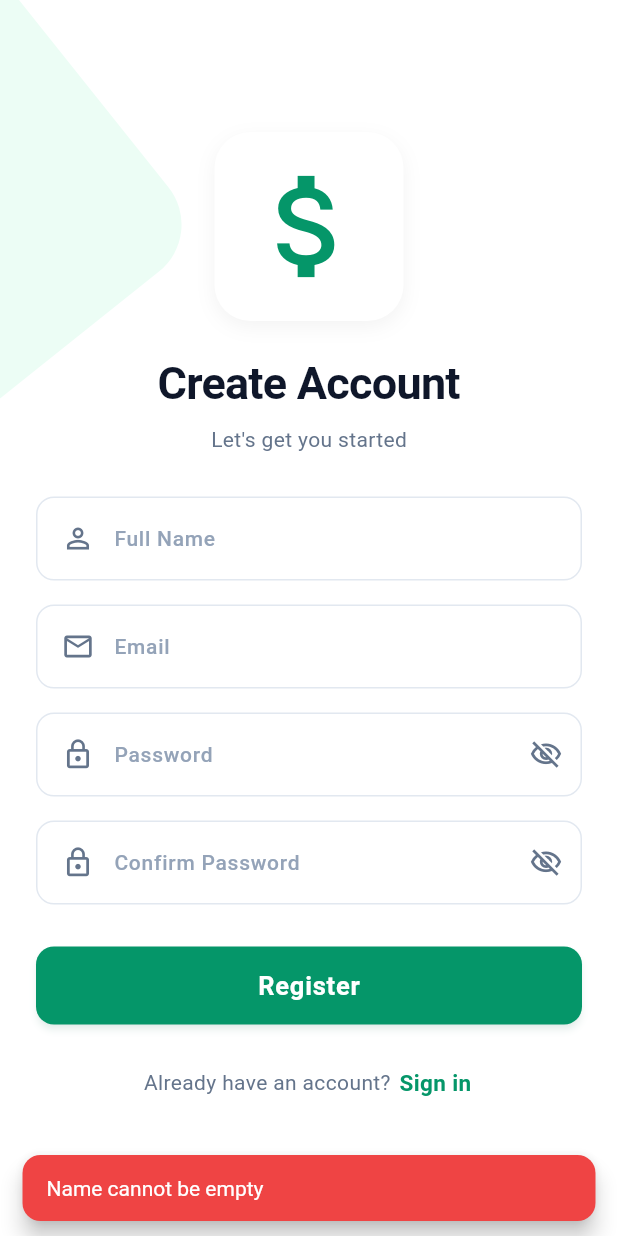
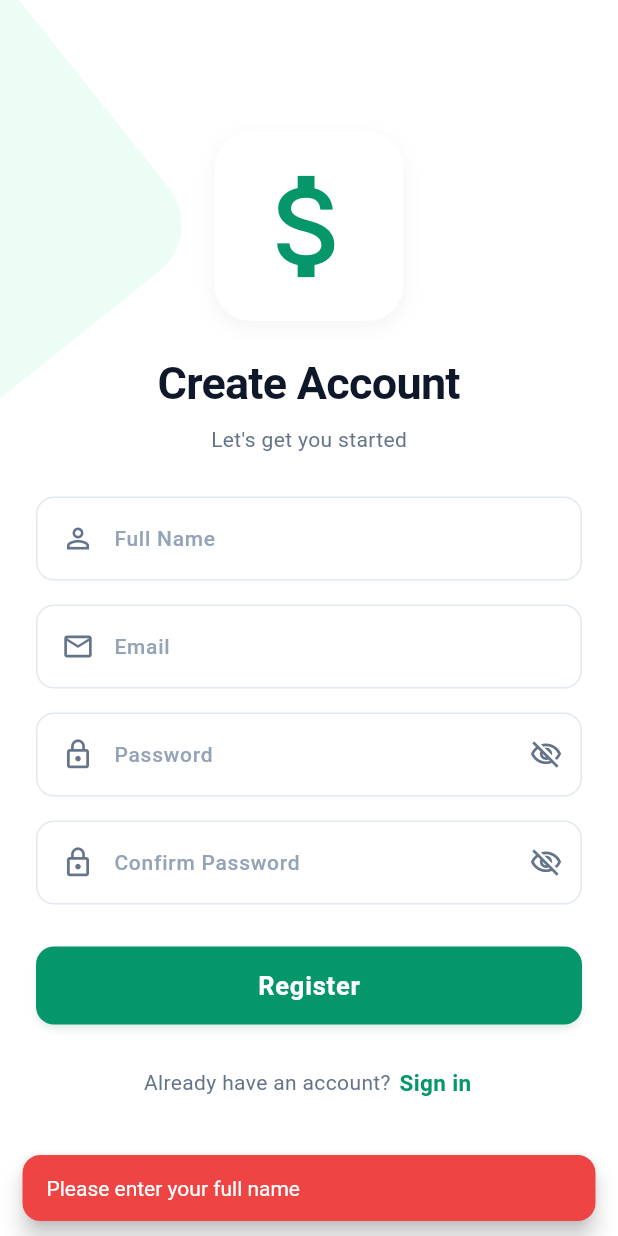
Before and after one commit to Naman-Punamiya/Tracklet-SaveBuddy, a Flutter app: the screen it shows after launch, after a tap on "Create one", after a tap on "Register", on a phone screen of 412 x 824 dp. Run offline on Flutter 3.47's test engine with Material 3 defaults, Android fonts, the phone set to English and light mode, and no system bars; our stand-ins replace connectivity_plus, fl_chart, shared_preferences, sqflite; accounts and stored records are empty; network calls fail.

Commit message:
final QA passed release candidate

```diff
--- a/expense_tracker/lib/main.dart
+++ b/expense_tracker/lib/main.dart
@@ -17,6 +17,15 @@ void main() async {
   bool isLoggedIn = prefs.getBool("isLoggedIn") ?? false;
   String email = prefs.getString("email") ?? "";
   String password = prefs.getString("password") ?? "";
+  int? storedUserId = prefs.getInt("userId");
+
+  // Validate session integrity: if userId is invalid/missing, require login
+  if (isLoggedIn && (storedUserId == null || storedUserId <= 0 || email.isEmpty)) {
+    isLoggedIn = false;
+    storedUserId = null;
+  }
+
+  int userId = storedUserId ?? 0;
 
   String savedTheme = prefs.getString("user_theme") ?? "System Default";
   if (savedTheme == "Light") {
@@ -30,18 +39,25 @@ void main() async {
   String savedCurrency = prefs.getString("user_currency") ?? "USD (\$)";
   CurrencyService.currencyNotifier.value = savedCurrency;
 
-  runApp(MyApp(isLoggedIn: isLoggedIn, email: email, password: password));
+  runApp(MyApp(
+    isLoggedIn: isLoggedIn,
+    email: email,
+    password: password,
+    userId: userId,
+  ));
 }
 
 class MyApp extends StatelessWidget {
   final bool isLoggedIn;
   final String email;
   final String password;
+  final int userId;
   const MyApp({
     super.key,
     required this.isLoggedIn,
     required this.email,
     required this.password,
+    required this.userId,
   });
 
   @override
@@ -60,6 +76,7 @@ class MyApp extends StatelessWidget {
             isLoggedIn: isLoggedIn,
             email: email,
             password: password,
+            userId: userId,
           ),
         );
       },
--- a/expense_tracker/lib/pages/Auth/register_page.dart
+++ b/expense_tracker/lib/pages/Auth/register_page.dart
@@ -13,6 +13,7 @@ import 'package:expense_tracker/core/widgets/app_loading.dart';
 import 'package:expense_tracker/custom_widgets/custom_textfield.dart';
 import 'package:expense_tracker/pages/Auth/login_page.dart';
 import 'package:expense_tracker/pages/home_page.dart';
+import 'package:expense_tracker/repositories/repository.dart';
 import 'package:flutter/material.dart';
 import 'package:http/http.dart' as http;
 import 'package:shared_preferences/shared_preferences.dart';
@@ -136,22 +137,7 @@ class _RegisterPageState extends State<RegisterPage> {
                               width: double.infinity,
                               height: AppDimensions.buttonHeight52,
                               child: ElevatedButton(
-                                onPressed: _isLoading
-                                    ? null
-                                    : () {
-                                        if (passwordController.text.trim() !=
-                                            confirmPasswordController.text.trim()) {
-                                          ScaffoldMessenger.of(context).showSnackBar(
-                                            const SnackBar(
-                                              content: Text("Passwords do not match!"),
-                                              backgroundColor: AppColors.expense,
-                                            ),
-                                          );
-                                          return;
-                                        } else {
-                                          userAuthenticated();
-                                        }
-                                      },
+                                onPressed: _isLoading ? null : userAuthenticated,
                                 style: ElevatedButton.styleFrom(
                                   backgroundColor: AppColors.primary,
                                   disabledBackgroundColor: AppColors.primary.withValues(alpha: 0.6),
@@ -226,21 +212,33 @@ class _RegisterPageState extends State<RegisterPage> {
     final name = fullNameController.text.trim();
     final email = emailController.text.trim();
     final password = passwordController.text.trim();
+    final confirmPassword = confirmPasswordController.text.trim();
 
     if (name.isEmpty) {
       ScaffoldMessenger.of(context).showSnackBar(
         const SnackBar(
-          content: Text("Name cannot be empty"),
+          content: Text("Please enter your full name"),
           backgroundColor: AppColors.expense,
         ),
       );
       return;
     }
 
+    final emailRegex = RegExp(r"^[a-zA-Z0-9._%+-]+@[a-zA-Z0-9.-]+\.[a-zA-Z]{2,}$");
     if (email.isEmpty) {
       ScaffoldMessenger.of(context).showSnackBar(
         const SnackBar(
-          content: Text("Email cannot be empty"),
+          content: Text("Please enter your email address"),
+          backgroundColor: AppColors.expense,
+        ),
+      );
+      return;
+    }
+
+    if (!emailRegex.hasMatch(email)) {
+      ScaffoldMessenger.of(context).showSnackBar(
+        const SnackBar(
+          content: Text("Please enter a valid email address (e.g. user@example.com)"),
           backgroundColor: AppColors.expense,
         ),
       );
@@ -250,7 +248,27 @@ class _RegisterPageState extends State<RegisterPage> {
     if (password.isEmpty) {
       ScaffoldMessenger.of(context).showSnackBar(
         const SnackBar(
-          content: Text("Password cannot be empty"),
+          content: Text("Please enter a password"),
+          backgroundColor: AppColors.expense,
+        ),
+      );
+      return;
+    }
+
+    if (password.length < 6) {
+      ScaffoldMessenger.of(context).showSnackBar(
+        const SnackBar(
+          content: Text("Password must be at least 6 characters long"),
+          backgroundColor: AppColors.expense,
+        ),
+      );
+      return;
+    }
+
+    if (password != confirmPassword) {
+      ScaffoldMessenger.of(context).showSnackBar(
+        const SnackBar(
+          content: Text("Passwords do not match"),
           backgroundColor: AppColors.expense,
         ),
       );
@@ -288,11 +306,16 @@ class _RegisterPageState extends State<RegisterPage> {
         );
         return;
       } else {
-        final data = jsonDecode(response.body);
+        final data = safeJsonDecode(response.body);
+        if (data is Map<String, dynamic>) {
+          final int fetchedUserId = (data['id'] as num?)?.toInt() ?? 0;
           SharedPreferences prefs = await SharedPreferences.getInstance();
           await prefs.setBool("isLoggedIn", true);
           await prefs.setString("email", email);
           await prefs.setString("password", password);
+          if (fetchedUserId > 0) {
+            await prefs.setInt("userId", fetchedUserId);
+          }
 
           if (!mounted) return;
 
@@ -305,12 +328,20 @@ class _RegisterPageState extends State<RegisterPage> {
           Navigator.of(context).pushReplacement(
             MaterialPageRoute(
               builder: (context) => HomePage(
-              userId: data['id'] ?? 0,
+                userId: fetchedUserId,
                 email: email,
                 password: password,
               ),
             ),
           );
+        } else {
+          ScaffoldMessenger.of(context).showSnackBar(
+            const SnackBar(
+              content: Text("Server returned an invalid response. Please try again."),
+              backgroundColor: AppColors.expense,
+            ),
+          );
+        }
       }
     } on SocketException catch (e) {
       debugPrint("Register SocketException: $e");
--- a/expense_tracker/lib/pages/HomePage/Expenses/expense_report.dart
+++ b/expense_tracker/lib/pages/HomePage/Expenses/expense_report.dart
@@ -246,9 +246,8 @@ class _ExpenseReportState extends State<ExpenseReport> {
   }
 
   bool _isCredit(dynamic item) {
-    final val = item['credit'];
-    if (val is bool) return val;
-    return val.toString().toLowerCase() == 'true';
+    if (item == null) return false;
+    return isTransactionCredit(item['credit']);
   }
 
   double _parseAmount(dynamic amount) {
--- a/expense_tracker/lib/pages/splash_screen.dart
+++ b/expense_tracker/lib/pages/splash_screen.dart
@@ -10,12 +10,14 @@ class SplashScreen extends StatefulWidget {
   final bool isLoggedIn;
   final String email;
   final String password;
+  final int userId;
 
   const SplashScreen({
     super.key,
     required this.isLoggedIn,
     required this.email,
     required this.password,
+    required this.userId,
   });
 
   @override
@@ -54,7 +56,7 @@ class _SplashScreenState extends State<SplashScreen>
         PageRouteBuilder(
           pageBuilder: (context, animation, secondaryAnimation) => widget.isLoggedIn
               ? HomePage(
-                  userId: 0,
+                  userId: widget.userId,
                   email: widget.email,
                   password: widget.password,
                 )
```
Also changed, not shown: expense_tracker/lib/pages/Auth/login_page.dart (+27 -2 lines), expense_tracker/lib/pages/HomePage/Expenses/expense_page.dart (+15 -18 lines), expense_tracker/lib/pages/HomePage/setting_page.dart (+20 -5 lines), expense_tracker/lib/repositories/repository.dart (+100 -28 lines), expense_tracker/lib/services/currency_service.dart (+6 -2 lines), 1 other file. Lines whose indentation alone changed are shown as unchanged.
